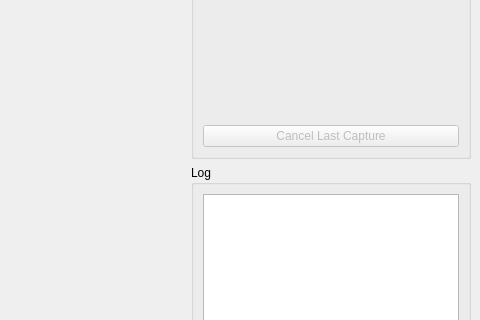
Qt form collector/ui_plot.ui (Electrospot/accelerometer-data-collector) before a commit; both pictures show x 671 to 1151 and y 363 to 683 of the 1151 by 975 pixel window.
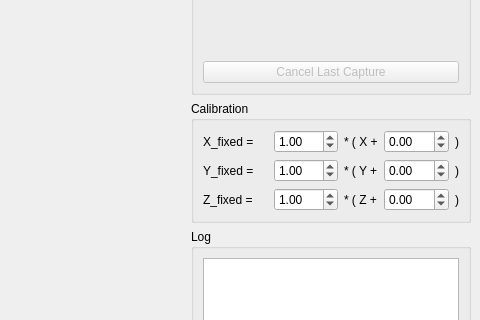
The same form after that commit. Custom widgets are drawn as their Qt base class.

Commit message: collector - added calibration

```diff
--- a/collector/ui_plot.ui
+++ b/collector/ui_plot.ui
@@ -231,6 +231,195 @@
         </layout>
        </widget>
       </item>
+      <item>
+       <widget class="QGroupBox" name="groupBox_4">
+        <property name="title">
+         <string>Calibration</string>
+        </property>
+        <layout class="QGridLayout" name="gridLayout_3">
+         <item row="0" column="0">
+          <widget class="QLabel" name="label_6">
+           <property name="text">
+            <string>X_fixed =</string>
+           </property>
+          </widget>
+         </item>
+         <item row="1" column="0">
+          <widget class="QLabel" name="label_8">
+           <property name="sizePolicy">
+            <sizepolicy hsizetype="MinimumExpanding" vsizetype="Preferred">
+             <horstretch>0</horstretch>
+             <verstretch>0</verstretch>
+            </sizepolicy>
+           </property>
+           <property name="text">
+            <string>Y_fixed =</string>
+           </property>
+          </widget>
+         </item>
+         <item row="2" column="0">
+          <widget class="QLabel" name="label_9">
+           <property name="text">
+            <string>Z_fixed =</string>
+           </property>
+          </widget>
+         </item>
+         <item row="0" column="1">
+          <widget class="QDoubleSpinBox" name="xCalScaling">
+           <property name="maximum">
+            <double>2.000000000000000</double>
+           </property>
+           <property name="singleStep">
+            <double>0.050000000000000</double>
+           </property>
+           <property name="value">
+            <double>1.000000000000000</double>
+           </property>
+          </widget>
+         </item>
+         <item row="1" column="1">
+          <widget class="QDoubleSpinBox" name="yCalScaling">
+           <property name="sizePolicy">
+            <sizepolicy hsizetype="MinimumExpanding" vsizetype="Fixed">
+             <horstretch>0</horstretch>
+             <verstretch>0</verstretch>
+            </sizepolicy>
+           </property>
+           <property name="maximum">
+            <double>2.000000000000000</double>
+           </property>
+           <property name="singleStep">
+            <double>0.050000000000000</double>
+           </property>
+           <property name="value">
+            <double>1.000000000000000</double>
+           </property>
+          </widget>
+         </item>
+         <item row="2" column="1">
+          <widget class="QDoubleSpinBox" name="zCalScaling">
+           <property name="maximum">
+            <double>2.000000000000000</double>
+           </property>
+           <property name="singleStep">
+            <double>0.050000000000000</double>
+           </property>
+           <property name="value">
+            <double>1.000000000000000</double>
+           </property>
+          </widget>
+         </item>
+         <item row="0" column="2">
+          <widget class="QLabel" name="label_10">
+           <property name="sizePolicy">
+            <sizepolicy hsizetype="Minimum" vsizetype="Preferred">
+             <horstretch>0</horstretch>
+             <verstretch>0</verstretch>
+            </sizepolicy>
+           </property>
+           <property name="text">
+            <string>* ( X +</string>
+           </property>
+          </widget>
+         </item>
+         <item row="2" column="3">
+          <widget class="QDoubleSpinBox" name="zCalOffset">
+           <property name="minimum">
+            <double>-2.000000000000000</double>
+           </property>
+           <property name="maximum">
+            <double>2.000000000000000</double>
+           </property>
+           <property name="singleStep">
+            <double>0.050000000000000</double>
+           </property>
+          </widget>
+         </item>
+         <item row="0" column="3">
+          <widget class="QDoubleSpinBox" name="xCalOffset">
+           <property name="minimum">
+            <double>-2.000000000000000</double>
+           </property>
+           <property name="maximum">
+            <double>2.000000000000000</double>
+           </property>
+           <property name="singleStep">
+            <double>0.050000000000000</double>
+           </property>
+          </widget>
+         </item>
+         <item row="1" column="2">
+          <widget class="QLabel" name="label_11">
+           <property name="sizePolicy">
+            <sizepolicy hsizetype="Minimum" vsizetype="Preferred">
+             <horstretch>0</horstretch>
+             <verstretch>0</verstretch>
+            </sizepolicy>
+           </property>
+           <property name="text">
+            <string>* ( Y +</string>
+           </property>
+          </widget>
+         </item>
+         <item row="2" column="2">
+          <widget class="QLabel" name="label_12">
+           <property name="sizePolicy">
+            <sizepolicy hsizetype="Minimum" vsizetype="Preferred">
+             <horstretch>0</horstretch>
+             <verstretch>0</verstretch>
+            </sizepolicy>
+           </property>
+           <property name="text">
+            <string>* ( Z +</string>
+           </property>
+          </widget>
+         </item>
+         <item row="1" column="3">
+          <widget class="QDoubleSpinBox" name="yCalOffset">
+           <property name="sizePolicy">
+            <sizepolicy hsizetype="MinimumExpanding" vsizetype="Fixed">
+             <horstretch>0</horstretch>
+             <verstretch>0</verstretch>
+            </sizepolicy>
+           </property>
+           <property name="minimum">
+            <double>-2.000000000000000</double>
+           </property>
+           <property name="maximum">
+            <double>2.000000000000000</double>
+           </property>
+           <property name="singleStep">
+            <double>0.050000000000000</double>
+           </property>
+           <property name="value">
+            <double>0.000000000000000</double>
+           </property>
+          </widget>
+         </item>
+         <item row="0" column="4">
+          <widget class="QLabel" name="label_13">
+           <property name="text">
+            <string>)</string>
+           </property>
+          </widget>
+         </item>
+         <item row="1" column="4">
+          <widget class="QLabel" name="label_14">
+           <property name="text">
+            <string>)</string>
+           </property>
+          </widget>
+         </item>
+         <item row="2" column="4">
+          <widget class="QLabel" name="label_15">
+           <property name="text">
+            <string>)</string>
+           </property>
+          </widget>
+         </item>
+        </layout>
+       </widget>
+      </item>
       <item>
        <widget class="QGroupBox" name="groupBox_2">
         <property name="title">
```
The commit also changes 2 other files.
